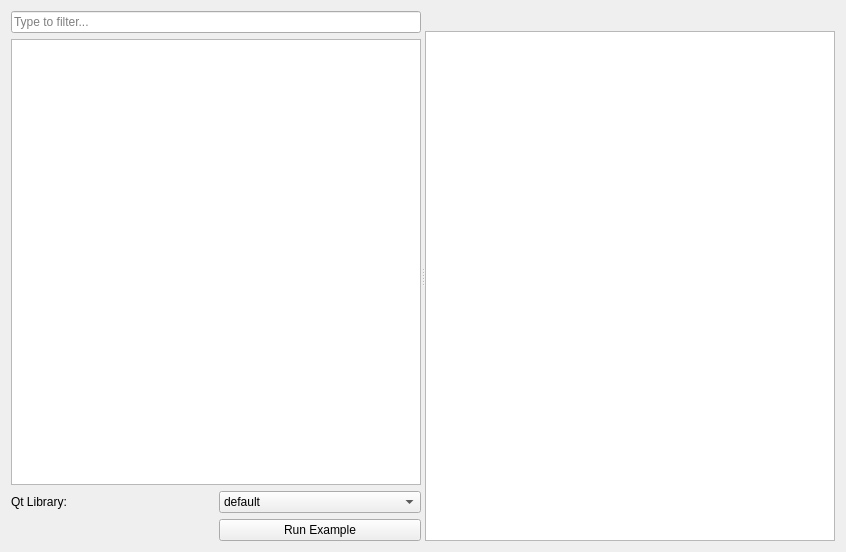
Qt form examples/exampleLoaderTemplate.ui (pyqtgraph/pyqtgraph) before a commit.
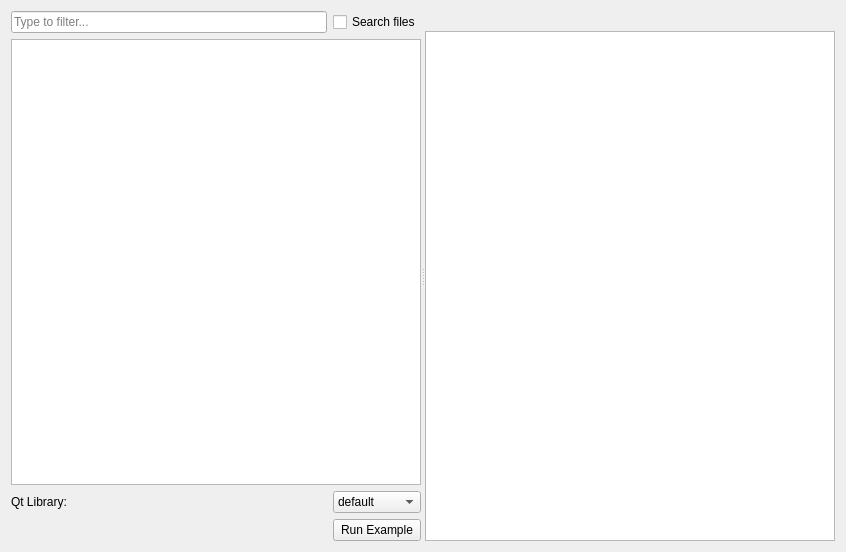
The same form after that commit.

```diff
--- a/examples/exampleLoaderTemplate.ui
+++ b/examples/exampleLoaderTemplate.ui
@@ -33,21 +33,14 @@
          </column>
         </widget>
        </item>
-       <item row="4" column="1">
+       <item row="5" column="1">
         <widget class="QPushButton" name="loadBtn">
          <property name="text">
           <string>Run Example</string>
          </property>
         </widget>
        </item>
-       <item row="2" column="0">
-        <widget class="QLabel" name="label">
-         <property name="text">
-          <string>Qt Library:</string>
-         </property>
-        </widget>
-       </item>
-       <item row="2" column="1">
+       <item row="3" column="1">
         <widget class="QComboBox" name="qtLibCombo">
          <item>
           <property name="text">
@@ -76,13 +69,27 @@
          </item>
         </widget>
        </item>
-       <item row="0" column="0" colspan="2">
+       <item row="3" column="0">
+        <widget class="QLabel" name="label">
+         <property name="text">
+          <string>Qt Library:</string>
+         </property>
+        </widget>
+       </item>
+       <item row="0" column="0">
         <widget class="QLineEdit" name="exampleFilter">
          <property name="placeholderText">
           <string>Type to filter...</string>
          </property>
         </widget>
        </item>
+       <item row="0" column="1">
+        <widget class="QCheckBox" name="searchFiles">
+         <property name="text">
+          <string>Search files</string>
+         </property>
+        </widget>
+       </item>
       </layout>
      </widget>
      <widget class="QWidget" name="layoutWidget">
```
Left out of the diff: 4 changed lines with no effect on the pictures.
